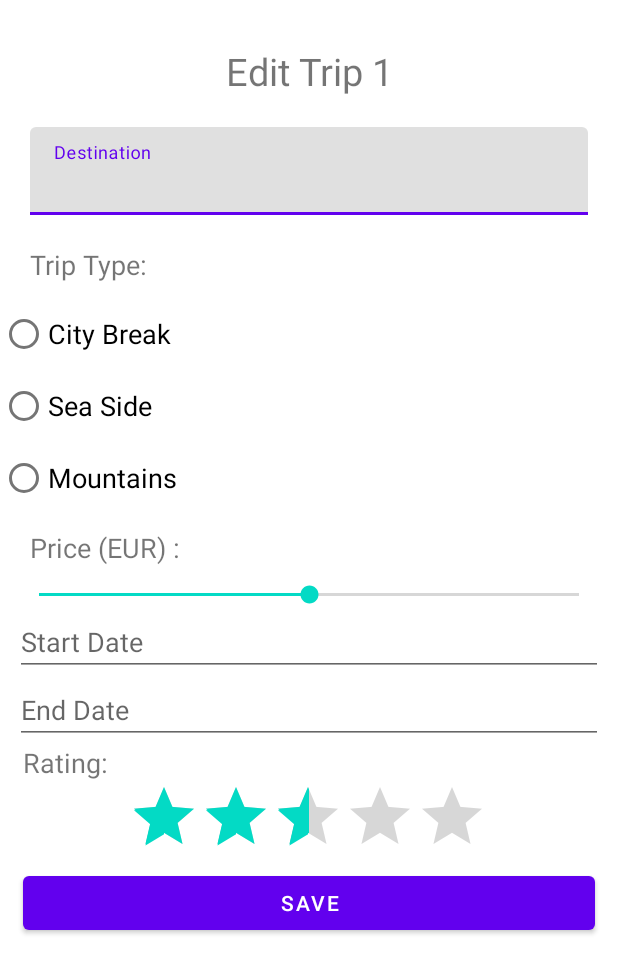
After one commit to meseeriasu/Travel-Journal, an Android app: the layout fragment_edit_trip.xml on its own in the app's theme, with its tools: preview values and no code run, on a phone screen of 412 x 824 dp. The commit adds this screen. Shown: the top 973 px of the screen. Run offline under Robolectric (Android 15) with nearby library versions, the light colour scheme and no system bars.

Commit message:
Version 0.9 - Edit page

```diff
--- a/app/src/main/AndroidManifest.xml
+++ b/app/src/main/AndroidManifest.xml
@@ -16,6 +16,9 @@
         <activity android:name=".ui.home.AddTripActivity"
             android:theme="@style/Theme.Travel_Journal"/>
 
+        <activity android:name=".ui.home.EditTripActivity"
+            android:theme="@style/Theme.Travel_Journal"/>
+
         <activity
             android:name=".ui.SplashScreen"
             android:theme="@style/SplashScreenTheme">
--- a/app/src/main/java/com/example/travel_journal/data/TripRepository.java
+++ b/app/src/main/java/com/example/travel_journal/data/TripRepository.java
@@ -25,4 +25,10 @@ public class TripRepository {
             tripDao.insertTrip(trip);
         });
     }
+
+    void update(Trip trip){
+        TripRoomDatabase.databaseWriteExecutor.execute(()->{
+            tripDao.updateTrip(trip);
+        });
+    }
 }
--- a/app/src/main/java/com/example/travel_journal/data/TripViewModel.java
+++ b/app/src/main/java/com/example/travel_journal/data/TripViewModel.java
@@ -25,4 +25,8 @@ public class TripViewModel extends AndroidViewModel {
     public void insert(Trip trip){
         tripRepository.insert(trip);
     }
+
+    public void update(Trip trip){
+        tripRepository.update(trip);
+    }
 }
--- a/app/src/main/java/com/example/travel_journal/ui/home/TripListAdapter.java
+++ b/app/src/main/java/com/example/travel_journal/ui/home/TripListAdapter.java
@@ -1,9 +1,11 @@
 package com.example.travel_journal.ui.home;
 
 import android.content.Context;
+import android.content.Intent;
 import android.view.LayoutInflater;
 import android.view.View;
 import android.view.ViewGroup;
+import android.widget.AdapterView;
 import android.widget.RatingBar;
 import android.widget.TextView;
 
@@ -26,12 +28,15 @@ public class TripListAdapter extends RecyclerView.Adapter<TripListAdapter.TripVi
         private final TextView tripItemPrice;
         private final RatingBar tripRatingBar;
 
+        public View v;
+
         private TripViewHolder(View itemView) {
             super(itemView);
             tripItemName = itemView.findViewById(R.id.trip_item_name);
             tripItemDestination = itemView.findViewById(R.id.trip_item_destination);
             tripItemPrice = itemView.findViewById(R.id.trip_item_price);
             tripRatingBar = itemView.findViewById(R.id.trip_item_rating);
+            this.v = itemView;
         }
 
         void bind(@NonNull final Trip trip) {
--- /dev/null
+++ b/app/src/main/res/layout/fragment_edit_trip.xml
@@ -0,0 +1,160 @@
+<?xml version="1.0" encoding="utf-8"?>
+<androidx.constraintlayout.widget.ConstraintLayout xmlns:android="http://schemas.android.com/apk/res/android"
+xmlns:tools="http://schemas.android.com/tools"
+android:layout_width="match_parent"
+android:layout_height="match_parent"
+xmlns:app="http://schemas.android.com/apk/res-auto">
+
+    <TextView
+        android:id="@+id/edit_title"
+        android:layout_width="match_parent"
+        android:layout_height="wrap_content"
+        app:layout_constraintTop_toTopOf="parent"
+        android:textSize="25sp"
+        android:textAlignment="center"
+        android:layout_marginTop="30dp"
+        android:paddingBottom="20dp"
+        tools:text="Edit Trip 1"/>
+
+
+<com.google.android.material.textfield.TextInputLayout
+    android:id="@+id/edit_input_layout_trip_destination"
+    android:layout_width="match_parent"
+    android:layout_height="wrap_content"
+    android:layout_marginStart="10dp"
+    android:layout_marginEnd="10dp"
+    android:paddingStart="10dp"
+    android:paddingEnd="10dp"
+    app:errorEnabled="true"
+    app:layout_constraintTop_toBottomOf="@+id/edit_title"
+    tools:layout_editor_absoluteX="10dp">
+
+    <com.google.android.material.textfield.TextInputEditText
+        android:id="@+id/edit_input_text_destination"
+        android:layout_width="match_parent"
+        android:layout_height="wrap_content"
+        android:hint="@string/add_trip_destination"
+        android:textSize="18sp" />
+</com.google.android.material.textfield.TextInputLayout>
+
+<TextView
+    android:id="@+id/edit_text_type"
+    android:layout_width="match_parent"
+    android:layout_height="wrap_content"
+    android:text="@string/add_trip_type"
+    android:textSize="18sp"
+    android:layout_marginStart="20dp"
+    android:layout_marginEnd="20dp"
+    app:layout_constraintTop_toBottomOf="@+id/edit_input_layout_trip_destination"/>
+
+<RadioGroup
+    android:id="@+id/edit_radio_group"
+    android:layout_width="match_parent"
+    android:layout_height="wrap_content"
+    android:paddingTop="10dp"
+    android:paddingBottom="10dp"
+    android:checkedButton="@id/add_radio_city_break"
+    app:layout_constraintTop_toBottomOf="@+id/edit_text_type"
+    tools:layout_editor_absoluteX="10dp">
+
+    <RadioButton
+        android:id="@+id/edit_radio_city_break"
+        android:layout_width="match_parent"
+        android:layout_height="wrap_content"
+        android:text="@string/add_trip_type_city_break"
+        android:textSize="18sp" />
+
+    <RadioButton
+        android:id="@+id/edit_radio_sea"
+        android:layout_width="match_parent"
+        android:layout_height="wrap_content"
+        android:text="@string/add_trip_type_sea"
+        android:textSize="18sp" />
+
+    <RadioButton
+        android:id="@+id/edit_radio_mountains"
+        android:layout_width="match_parent"
+        android:layout_height="wrap_content"
+        android:text="@string/add_trip_type_mountains"
+        android:textSize="18sp" />
+</RadioGroup>
+
+<TextView
+    android:id="@+id/edit_text_cost"
+    android:layout_width="match_parent"
+    android:layout_height="wrap_content"
+    android:textSize="18sp"
+    android:layout_marginStart="20dp"
+    android:layout_marginEnd="20dp"
+    tools:text="Price (EUR) :"
+    app:layout_constraintTop_toBottomOf="@+id/edit_radio_group"/>
+
+<SeekBar
+    android:id="@+id/edit_price"
+    android:layout_width="match_parent"
+    android:layout_height="wrap_content"
+    app:layout_constraintTop_toBottomOf="@+id/edit_text_cost"
+    android:layout_margin="10dp"
+    android:max="1000"
+    android:progress="500"/>
+
+<EditText
+    android:id="@+id/edit_start_date"
+    android:layout_width="match_parent"
+    android:layout_height="wrap_content"
+    android:clickable="true"
+    android:focusable="false"
+    android:editable="false"
+    android:hint="@string/add_trip_start_date"
+    android:textSize="18sp"
+    android:layout_marginStart="10dp"
+    android:layout_marginEnd="10dp"
+    android:layout_marginBottom="5dp"
+    app:layout_constraintTop_toBottomOf="@+id/edit_price"/>
+
+<EditText
+    android:id="@+id/edit_end_date"
+    android:layout_width="match_parent"
+    android:layout_height="wrap_content"
+    android:clickable="true"
+    android:focusable="false"
+    android:editable="false"
+    android:hint="@string/add_trip_end_date"
+    android:textSize="18sp"
+    android:layout_marginStart="10dp"
+    android:layout_marginEnd="10dp"
+    android:layout_marginBottom="5dp"
+    app:layout_constraintTop_toBottomOf="@+id/edit_start_date"/>
+
+<TextView
+    android:id="@+id/edit_text_rating"
+    android:layout_width="match_parent"
+    android:layout_height="wrap_content"
+    android:text="@string/add_rating"
+    android:textSize="18sp"
+    android:layout_marginStart="15dp"
+    android:paddingTop="-8dp"
+    android:layout_marginEnd="5dp"
+    app:layout_constraintTop_toBottomOf="@+id/edit_end_date"/>
+
+<RatingBar
+    android:id="@+id/edit_rating"
+    android:layout_width="wrap_content"
+    android:layout_height="wrap_content"
+    android:padding="-10dp"
+    app:layout_constraintEnd_toEndOf="parent"
+    app:layout_constraintStart_toStartOf="parent"
+    app:layout_constraintTop_toBottomOf="@+id/edit_text_rating"
+    android:rating="2.5"
+    tools:ignore="MissingConstraints" />
+
+<Button
+    android:id="@+id/edit_save"
+    android:layout_width="match_parent"
+    android:layout_height="wrap_content"
+    android:layout_marginStart="15dp"
+    android:layout_marginEnd="15dp"
+    android:text="@string/add_save"
+    app:layout_constraintTop_toBottomOf="@+id/edit_rating" />
+
+</androidx.constraintlayout.widget.ConstraintLayout>
--- a/app/src/main/res/values/strings.xml
+++ b/app/src/main/res/values/strings.xml
@@ -37,5 +37,5 @@
     <string name="menu_contact">Contact</string>
     <string name="menu_share">Share</string>
 
-    <string name="about_version">Version 0.8</string>
+    <string name="about_version">Version 0.9</string>
 </resources>
```
Also changed, not shown: app/src/main/java/com/example/travel_journal/data/DataSource.java (deleted, +0 -15 lines), app/src/main/java/com/example/travel_journal/ui/home/EditTripActivity.java (added, +192 -0 lines), app/src/main/java/com/example/travel_journal/ui/home/HomeFragment.java (+38 -1 lines), app/src/main/java/com/example/travel_journal/ui/home/RecyclerTouchListener.java (added, +67 -0 lines).
